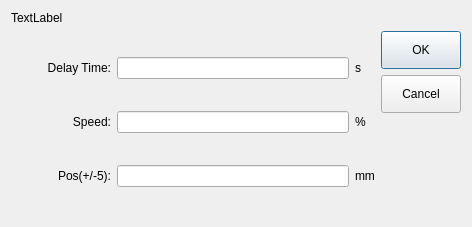
Old version of the form hcinstruction/icautorunrevise.ui in the repository GaussCheng/2-5AxisPunch.
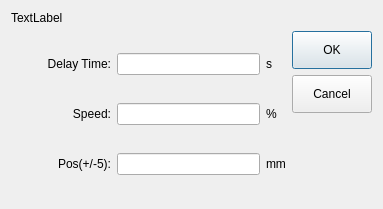
New version of the form. Custom widgets are drawn as their Qt base class.

Commit message: 修改BUG,翻译文件

Diff of the .ui file:
```diff
--- a/hcinstruction/icautorunrevise.ui
+++ b/hcinstruction/icautorunrevise.ui
@@ -6,8 +6,8 @@
    <rect>
     <x>0</x>
     <y>0</y>
-    <width>472</width>
-    <height>227</height>
+    <width>383</width>
+    <height>209</height>
    </rect>
   </property>
   <property name="windowTitle">
```
